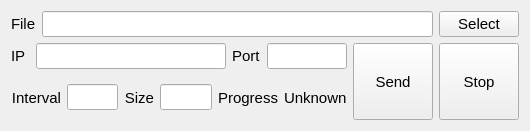
First picture: the form in widget.ui, repository mookixiao/simulatedsender, before the edit.
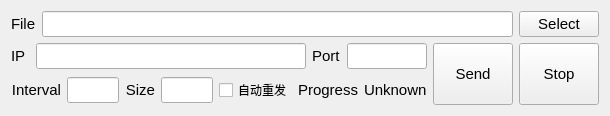
Second picture: the form after the edit.

Commit message: 加入自动重发功能

The edit to the form file:
```diff
--- a/widget.ui
+++ b/widget.ui
@@ -6,8 +6,8 @@
    <rect>
     <x>0</x>
     <y>0</y>
-    <width>530</width>
-    <height>131</height>
+    <width>610</width>
+    <height>116</height>
    </rect>
   </property>
   <property name="windowTitle">
@@ -115,6 +115,19 @@
          </property>
         </widget>
        </item>
+       <item>
+        <widget class="QCheckBox" name="autoRestartCheckBox">
+         <property name="sizePolicy">
+          <sizepolicy hsizetype="Minimum" vsizetype="Fixed">
+           <horstretch>0</horstretch>
+           <verstretch>0</verstretch>
+          </sizepolicy>
+         </property>
+         <property name="text">
+          <string>自动重发</string>
+         </property>
+        </widget>
+       </item>
        <item>
         <widget class="QLabel" name="label_7">
          <property name="font">
```
The commit also changes 2 other files.
